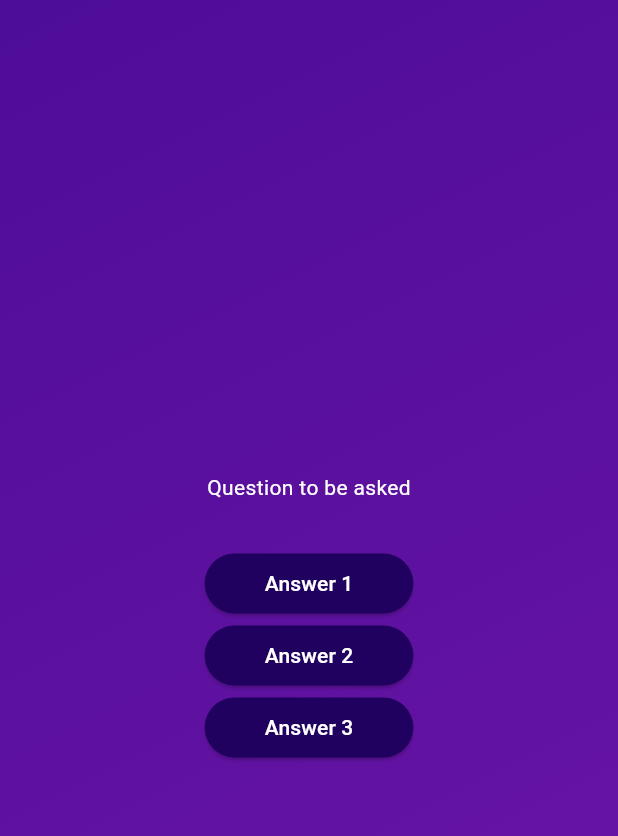
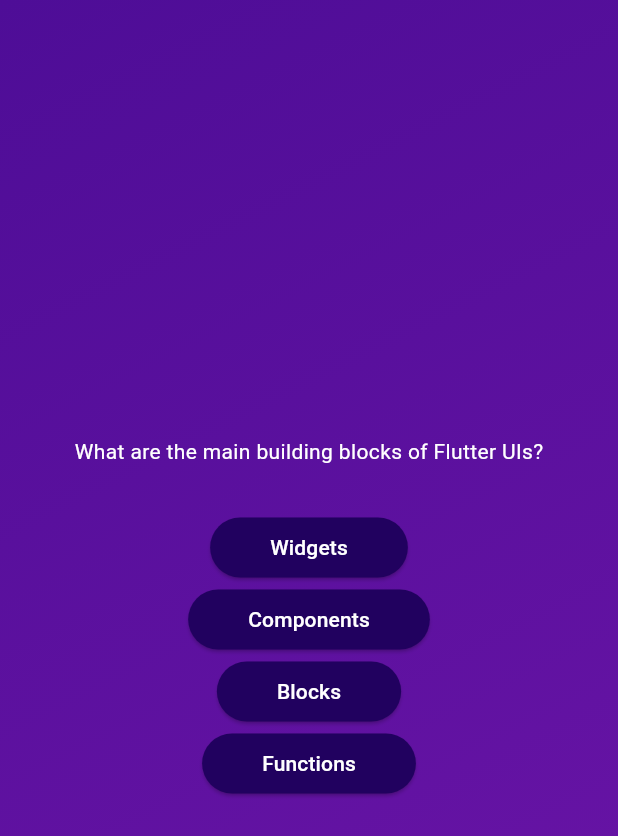
Before and after one commit to ManashNepal/quiz_app, a Flutter app: the screen it shows after launch, after a tap on "Start Quiz", on a phone screen of 412 x 824 dp. Shown: the top 836 px of the screen. Run offline on Flutter 3.47's test engine with Material 3 defaults, Android fonts, the phone set to English and light mode, and no system bars.

Commit message:
access the questions list

```diff
--- a/lib/questions_screen.dart
+++ b/lib/questions_screen.dart
@@ -1,5 +1,6 @@
 import 'package:flutter/material.dart';
 import 'package:quiz_app/answer_button.dart';
+import 'package:quiz_app/data/questions.dart';
 
 class QuestionsScreen extends StatefulWidget {
   const QuestionsScreen({super.key});
@@ -13,19 +14,21 @@ class QuestionsScreen extends StatefulWidget {
 class _QuestionsScreenState extends State<QuestionsScreen> {
   @override
   Widget build(context) {
+    final currentQuestion = questions[0];
     return SizedBox(
       width: double.infinity,
       child: Column(
         mainAxisAlignment: MainAxisAlignment.center,
         children: [
-          const Text(
-            "Question to be asked",
-            style: TextStyle(color: Colors.white),
+          Text(
+            currentQuestion.text,
+            style: const TextStyle(color: Colors.white),
           ),
           const SizedBox(height: 30),
-          AnswerButton(answerText: "Answer 1", onTap: () {}),
-          AnswerButton(answerText: "Answer 2", onTap: () {}),
-          AnswerButton(answerText: "Answer 3", onTap: () {}),
+          AnswerButton(answerText: currentQuestion.answers[0], onTap: () {}),
+          AnswerButton(answerText: currentQuestion.answers[1], onTap: () {}),
+          AnswerButton(answerText: currentQuestion.answers[2], onTap: () {}),
+          AnswerButton(answerText: currentQuestion.answers[3], onTap: () {}),
         ],
       ),
     );
```
